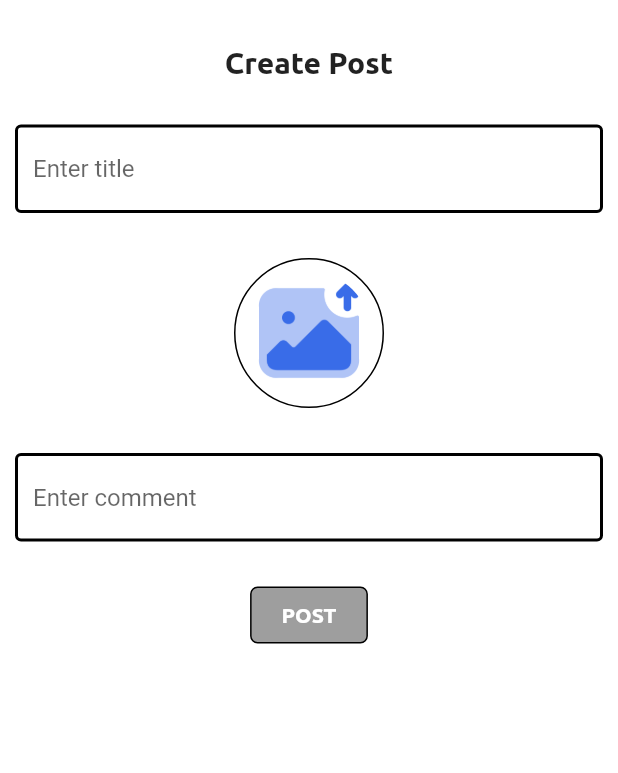
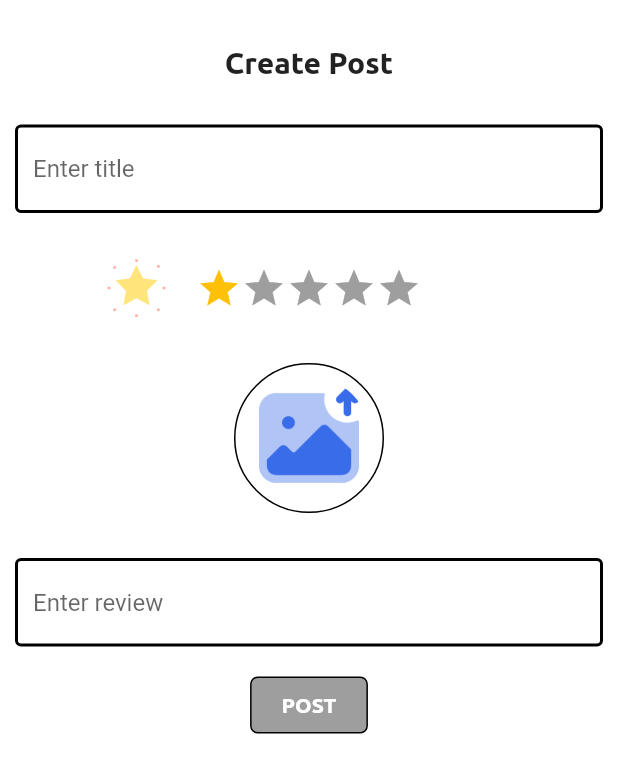
Before and after one commit to nghia051/Android_FinalProject, a Flutter app: the CustomizeImageScreen screen opened by its route, after a tap on "POST", on a phone screen of 412 x 824 dp. Shown: the top 773 px of the screen. Run offline on Flutter 3.47's test engine with Material 2 defaults, Android fonts, the phone set to English and light mode, and no system bars; drawn by our look-alikes of flutter_rating_bar; our stand-ins replace cloud_firestore, curved_navigation_bar, expandable_text, firebase_auth, firebase_core, firebase_storage and 10 more; accounts and stored records are empty; network calls fail.

Commit message:
Fix customize image screen

```diff
--- a/lib/screens/image_video_post/customize_image_screen.dart
+++ b/lib/screens/image_video_post/customize_image_screen.dart
@@ -5,6 +5,9 @@ import 'package:antap/screens/image_video_post/customize_screen.dart';
 import 'package:firebase_storage/firebase_storage.dart';
 import 'package:flutter/material.dart';
 import 'package:image_picker/image_picker.dart';
+import 'package:lottie/lottie.dart' as lot;
+import 'package:flutter_rating_bar/flutter_rating_bar.dart';
+import 'package:uuid/uuid.dart';
 
 
 class CustomizeImageScreen extends StatefulWidget{
@@ -15,12 +18,16 @@ class CustomizeImageScreen extends StatefulWidget{
 }
 
 class _CustomizeImageScreenState extends State<CustomizeImageScreen> {
+  // Attribute of image post
+  String? id;
   final _titleController = TextEditingController();
   final _contentController = TextEditingController();
+  List<File?> listImageFiles = [];
+  int rating = 1;
+
   final ImagePicker _picker = ImagePicker();
-  File? _image;
   Color? buttonColor = Colors.grey;
-  XFile? image;
+  List<XFile?> listImages = [];
   String imageUrl = "";
 
   @override
@@ -28,15 +35,24 @@ class _CustomizeImageScreenState extends State<CustomizeImageScreen> {
     super.initState();
     _titleController.addListener(updateButtonColor);
     _contentController.addListener(updateButtonColor);
+    id = Uuid().v1();
   }
 
   chooseImage() async {
-    image = await _picker.pickImage(source: ImageSource.gallery);
-    if (image != null) {
-      setState(() {
-        _image = File(image!.path);
-      });
+    listImages.clear();
+    List<XFile>? selectedImages =  await _picker.pickMultiImage();
+    if (selectedImages.isNotEmpty){
+      listImages.addAll(selectedImages);
     }
+    if (listImages.isNotEmpty){
+      for (int i = 0; i < listImages.length; i++){
+        listImageFiles.add(File(listImages[i]!.path));
+      }
+    }
+    setState(() {
+      listImageFiles;
+    });
+
   }
 
   void updateButtonColor(){
@@ -47,6 +63,27 @@ class _CustomizeImageScreenState extends State<CustomizeImageScreen> {
         buttonColor = Colors.grey;
       }
     });
+  }
+
+  _save() async {
+    if (_titleController.text.isNotEmpty && _contentController.text.isNotEmpty && rating >= 1){
+      showDialog(
+        context: context,
+        builder: (BuildContext context) {
+          return const AlertDialog(
+            title: Text("Post Successfully"),
+            content: Text("You can view it now"),
+          );
+        },
+      );
+      _titleController.clear();
+      _contentController.clear();
+      setState(() {
+        rating = 1;
+        listImageFiles.clear();
+        listImages.clear();
+      });
+    }
   }
 
   @override
@@ -60,6 +97,7 @@ class _CustomizeImageScreenState extends State<CustomizeImageScreen> {
       child: Scaffold(
         backgroundColor: Colors.white,
         body: SingleChildScrollView(
+          physics: const BouncingScrollPhysics(),
           child: Column(
             children: [
               const SizedBox(height: 30),
@@ -88,12 +126,56 @@ class _CustomizeImageScreenState extends State<CustomizeImageScreen> {
                   ),
                 ),
               ),
-              const SizedBox(height: 20),
+              Padding(
+                padding: const EdgeInsets.only(right: 80),
+                child: Row(
+                  mainAxisAlignment: MainAxisAlignment.center,
+                  children: [
+                    lot.Lottie.asset(
+                      "assets/lotties/animation_lm7l7pxr.json",
+                      width: 80,
+                    ),
+                    RatingBar.builder(
+                      initialRating: rating.toDouble(),
+                      minRating: 1,
+                      itemSize: 30,
+                      itemBuilder: (context, _) => const Icon(
+                        Icons.star,
+                        color: Colors.amber,
+                      ),
+                      onRatingUpdate: (rating) => setState(() {
+                        this.rating = rating.toInt();
+                        print(this.rating);
+                      })
+                    )
+                  ],
+                ),
+              ),
+              (listImageFiles.isNotEmpty) ? SizedBox(
+                height: 40,
+                width: 100,
+                child: ElevatedButton(
+                  style: ElevatedButton.styleFrom(
+                    shape: const RoundedRectangleBorder(
+                      borderRadius: BorderRadius.all(Radius.circular(50)),
+                    ),
+                    foregroundColor: Colors.white,
+                    backgroundColor: Colors.deepOrange.shade400,
+                  ),
+                  onPressed: (){
+                    chooseImage();
+                  },
+                  child: const Text('Add Image'),
+                )
+              ) : SizedBox(),
+              const SizedBox(height: 10),
               InkWell(
                 onTap: () {
-                  chooseImage();
+                  if (listImageFiles.isEmpty){
+                    chooseImage();
+                  }
                 },
-                child: (_image == null) ? Container(
+                child: (listImageFiles.isEmpty) ? Container(
                   width: 100.0,
                   height: 100.0,
                   decoration: BoxDecoration(
@@ -109,7 +191,48 @@ class _CustomizeImageScreenState extends State<CustomizeImageScreen> {
                             ),
                           )
                   ),
-                ) : Image.file(_image!),
+                )
+                : Container(
+                  height: (listImageFiles.length >= 4) ? MediaQuery.of(context).size.width * 0.7 : MediaQuery.of(context).size.width * 0.35,
+                  width: MediaQuery.of(context).size.width * 0.9,
+                  child: GridView.builder(
+                    gridDelegate: const SliverGridDelegateWithFixedCrossAxisCount(
+                      crossAxisCount: 3,
+                      childAspectRatio: 1,
+                      crossAxisSpacing: 2,
+                      mainAxisSpacing: 2,
+                    ),
+                    itemCount: listImageFiles.length,
+                    itemBuilder: (context, index){
+                      return Stack(
+                        fit: StackFit.expand,
+                        children:[
+                          Image.file(listImageFiles[index]!, fit: BoxFit.cover),
+                          Positioned(
+                            top: 0.2,
+                            right: 0.2,
+                            child: Transform.scale(
+                              scale: 0.7,
+                              child: Container(
+                                color: const Color.fromRGBO(161, 207, 81, 0.686),
+                                child: IconButton(
+                                  onPressed: (){
+                                    listImageFiles.removeAt(index);
+                                    setState(() {
+
+                                    });
+                                  },
+                                  icon: const Icon(Icons.delete),
+                                  color: Colors.red[500],
+                                ),
+                              ),
+                            ),
+                          ),
+                        ]
+                      );
+                    }
+                  ),
+                ),
               ),
               const SizedBox(height: 20),
               Padding(
@@ -132,31 +255,16 @@ class _CustomizeImageScreenState extends State<CustomizeImageScreen> {
                         width: 2.0,
                       ),
                     ),
-                    hintText: 'Enter comment',
+                    hintText: 'Enter review',
                     fillColor: Colors.white,
                     filled: true,
                   ),
                 ),
               ),
-              const SizedBox(height: 20),
+              const SizedBox(height: 10),
               InkWell(
-                onTap: () async {
-                  if (_titleController.text.isNotEmpty && _contentController.text.isNotEmpty){
-                    showDialog(
-                      context: context,
-                      builder: (BuildContext context) {
-                        return const AlertDialog(
-                          title: Text("Post Successfully"),
-                          content: Text("You can view it now"),
-                        );
-                      },
-                    );
-                    _titleController.clear();
-                    _contentController.clear();
-                    setState(() {
-                      _image = null;
-                    });
-                  }
+                onTap: () {
+                  _save();
 
                 },
                 child: Container(
```
Also changed, not shown: lib/screens/image_video_post/customize_screen.dart (+9 -8 lines).
